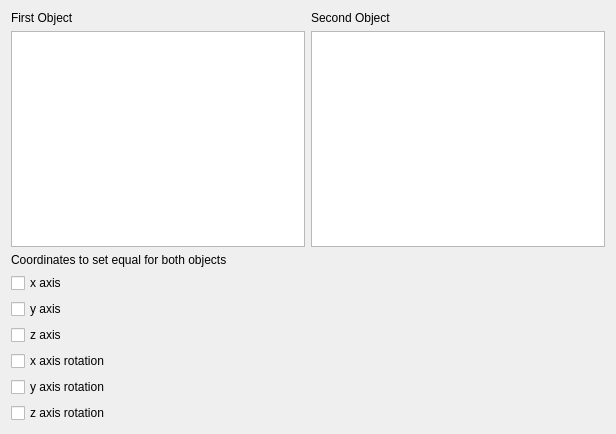
Qt form Resources/ui/TaskPanel_EqualityConstraint.ui (Zolko-123/FreeCAD_Assembly4) before a commit.
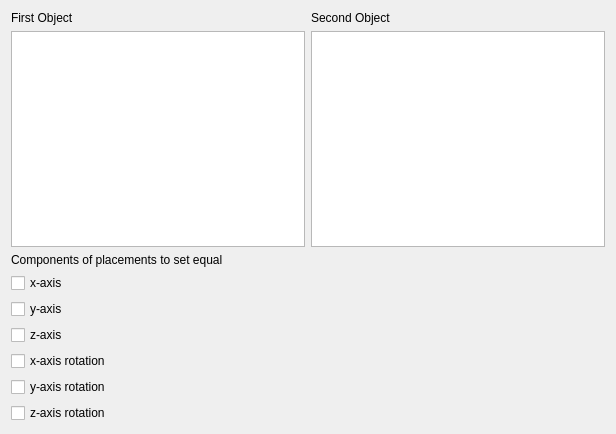
The same form after that commit.

Commit message: Small fixes to ui and Equality constraint object (solver still broken)

The edit to the form file:
```diff
--- a/Resources/ui/TaskPanel_EqualityConstraint.ui
+++ b/Resources/ui/TaskPanel_EqualityConstraint.ui
@@ -17,7 +17,7 @@
    <item row="2" column="0" colspan="2">
     <widget class="QLabel" name="label_3">
      <property name="text">
-      <string>Coordinates to set equal for both objects</string>
+      <string>Components of placements to set equal </string>
      </property>
     </widget>
    </item>
@@ -38,21 +38,21 @@
    <item row="4" column="0" colspan="2">
     <widget class="QCheckBox" name="yCheck">
      <property name="text">
-      <string>y axis</string>
+      <string>y-axis</string>
      </property>
     </widget>
    </item>
    <item row="6" column="0">
     <widget class="QCheckBox" name="xrotCheck">
      <property name="text">
-      <string>x axis rotation</string>
+      <string>x-axis rotation</string>
      </property>
     </widget>
    </item>
    <item row="7" column="0">
     <widget class="QCheckBox" name="yrotCheck">
      <property name="text">
-      <string>y axis rotation</string>
+      <string>y-axis rotation</string>
      </property>
     </widget>
    </item>
@@ -65,7 +65,7 @@
    <item row="5" column="0" colspan="2">
     <widget class="QCheckBox" name="zCheck">
      <property name="text">
-      <string>z axis</string>
+      <string>z-axis</string>
      </property>
      <property name="checked">
       <bool>false</bool>
@@ -75,14 +75,14 @@
    <item row="3" column="0" colspan="2">
     <widget class="QCheckBox" name="xCheck">
      <property name="text">
-      <string>x axis</string>
+      <string>x-axis</string>
      </property>
     </widget>
    </item>
    <item row="8" column="0">
     <widget class="QCheckBox" name="zrotCheck">
      <property name="text">
-      <string>z axis rotation</string>
+      <string>z-axis rotation</string>
      </property>
     </widget>
    </item>
```
The commit also changes 1 other file.
